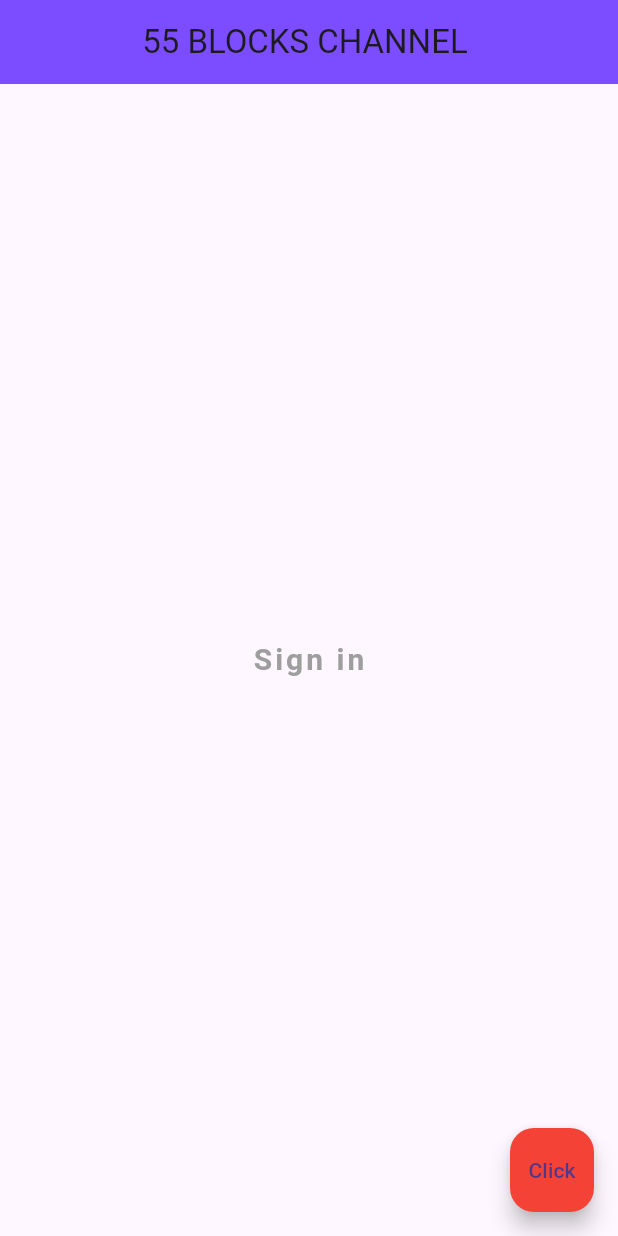
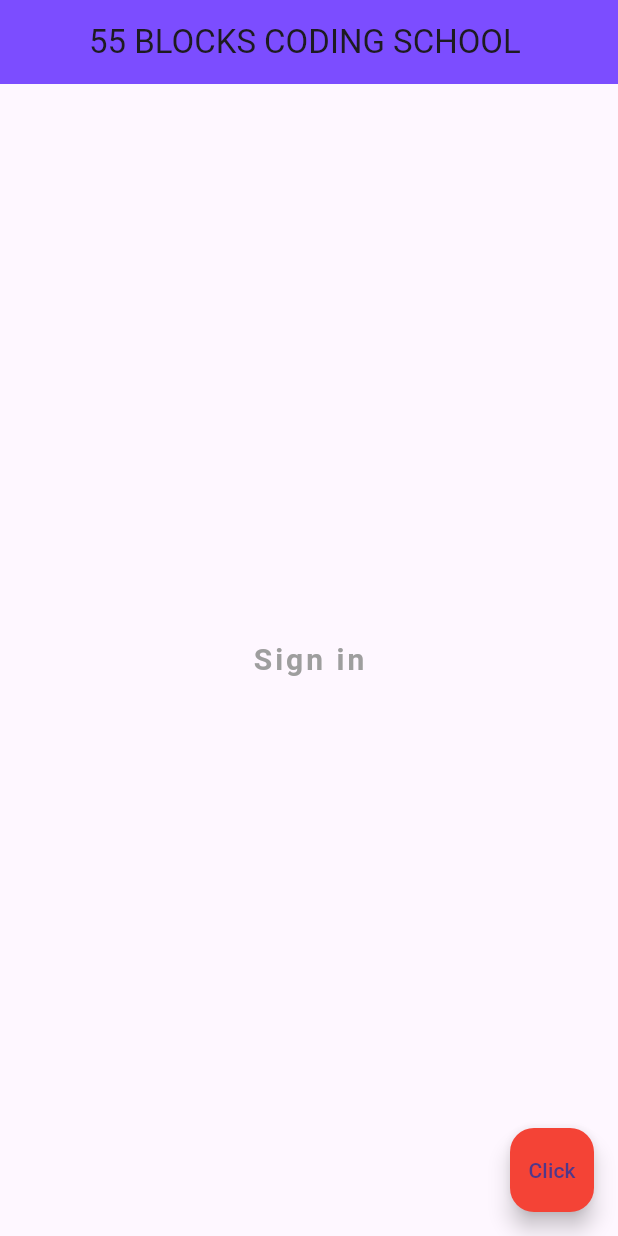
Before and after one commit to MICHAELKITH/Flutter_Course, a Flutter app: the screen it shows after launch, on a phone screen of 412 x 824 dp. Run offline on Flutter 3.47's test engine with Material 3 defaults, Android fonts, the phone set to English and light mode, and no system bars.

Commit message:
changing the title

```diff
--- a/lib/main.dart
+++ b/lib/main.dart
@@ -3,7 +3,7 @@ import 'package:flutter/material.dart';
 void main()=> runApp(MaterialApp(
   home: Scaffold(
     appBar: AppBar(
-      title: Text('55 BLOCKS CHANNEL '),
+      title: Text('55 BLOCKS CODING SCHOOL '),
       centerTitle: true,
       backgroundColor: Colors.deepPurpleAccent,
     ),
```
